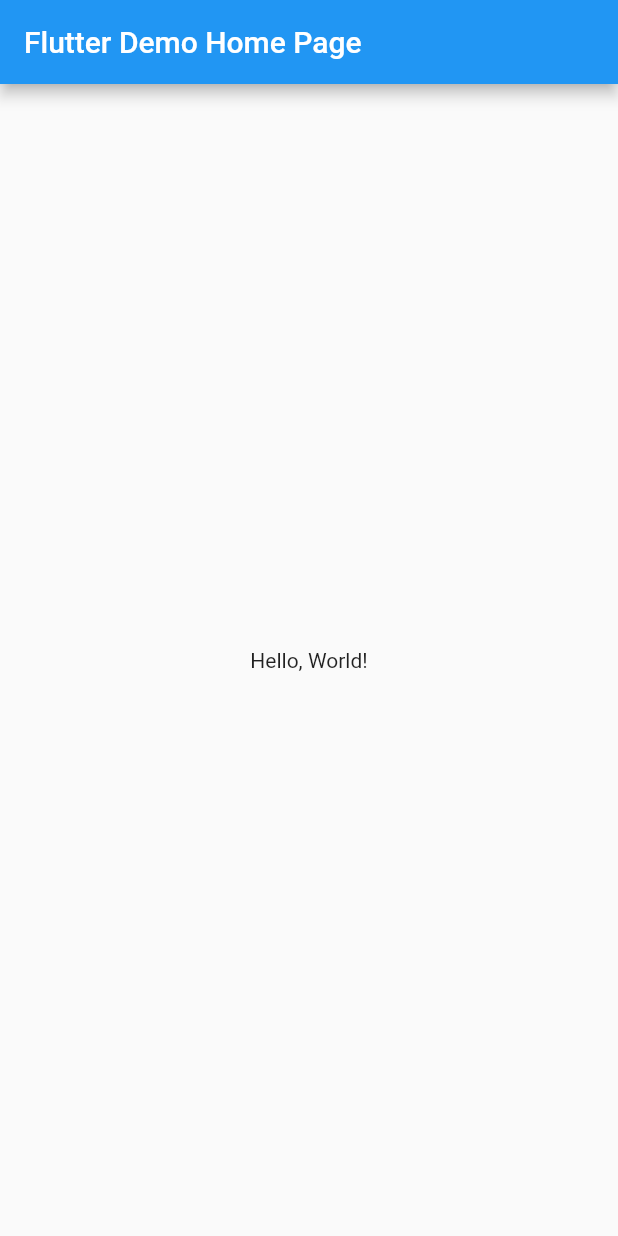
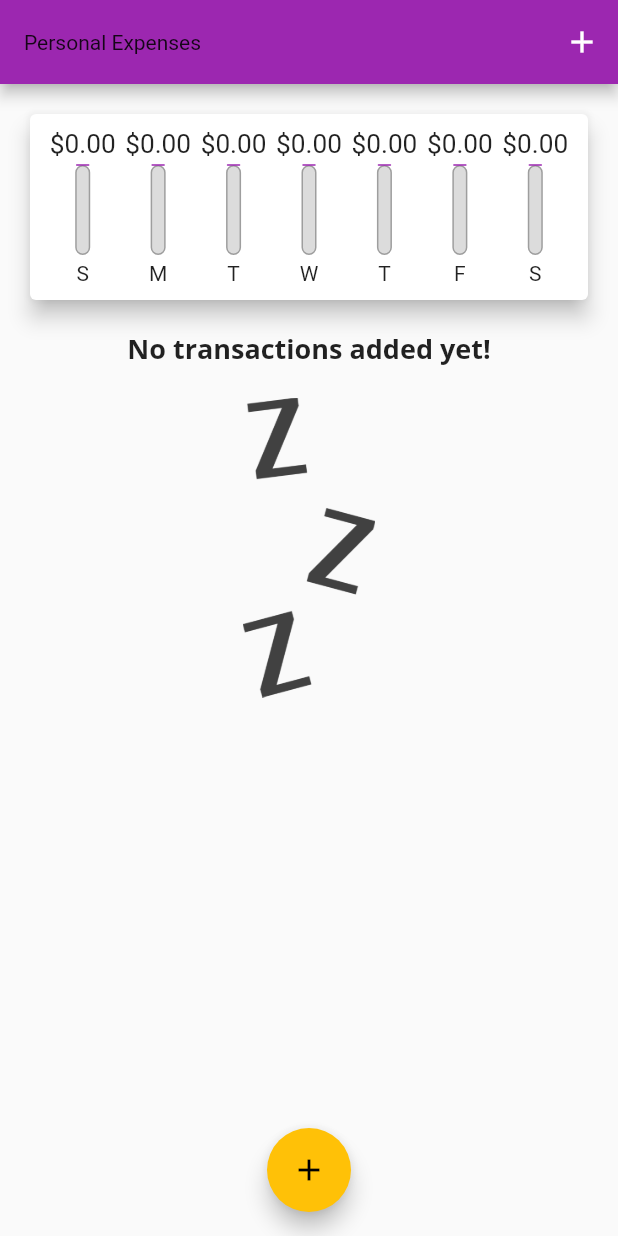
Before and after one commit to vandreborba/tut-PersonalExpenses, a Flutter app: the screen it shows after launch, on a phone screen of 412 x 824 dp. Run offline on Flutter 3.47's test engine with Material 2 defaults, Android fonts, the phone set to English and light mode, and no system bars.

Commit message:
Finished-Project

```diff
--- a/lib/main.dart
+++ b/lib/main.dart
@@ -1,41 +1,124 @@
+import 'package:flutter/cupertino.dart';
 import 'package:flutter/material.dart';
+
+import '../widgets/chart.dart';
+import './widgets/new_transaction.dart';
+import './widgets/transaction_list.dart';
+import './models/transaction.dart';
 
 void main() => runApp(MyApp());
 
 class MyApp extends StatelessWidget {
-  // This widget is the root of your application.
   @override
   Widget build(BuildContext context) {
     return MaterialApp(
-      // Application name
-      title: 'Flutter Hello World',
-      // Application theme data, you can set the colors for the application as
-      // you want
-      theme: ThemeData(
-        primarySwatch: Colors.blue,
-      ),
-      // A widget which will be started on application startup
-      home: MyHomePage(title: 'Flutter Demo Home Page'),
-    );
+        title: 'Personal Expenses',
+        home: MyHomePage(),
+        theme: ThemeData(
+          primarySwatch: Colors.purple,
+          accentColor: Colors.amber,
+          fontFamily: 'Quicksand',
+          textTheme: ThemeData.light().textTheme.copyWith(
+                titleMedium: TextStyle(
+                    fontFamily: "OpenSans",
+                    fontWeight: FontWeight.bold,
+                    fontSize: 18),
+              ),
+          appBarTheme: AppBarTheme(
+              textTheme: ThemeData.light().textTheme.copyWith(
+                  titleMedium: TextStyle(
+                      fontFamily: "OpenSans",
+                      fontSize: 20,
+                      fontWeight: FontWeight.bold))),
+        ));
   }
 }
 
-class MyHomePage extends StatelessWidget {
-  final String title;
-  const MyHomePage({Key? key, required this.title}) : super(key: key);
+class MyHomePage extends StatefulWidget {
+  @override
+  State<MyHomePage> createState() => _MyHomePageState();
+}
+
+class _MyHomePageState extends State<MyHomePage> {
+  final List<Transaction> _userTransactions = [
+    // Transaction(
+    //     id: 't1', title: 'New Shoes', amount: 79.99, date: DateTime.now()),
+    // Transaction(
+    //     id: 't2', title: 'Week Groceries', amount: 16.53, date: DateTime.now())
+  ];
+
+  List<Transaction> get _recentTransactions {
+    // Lista de transações recentes, só queremos mostrar no chart as últimas transações.
+    return _userTransactions.where((tx) {
+      return tx.date.isAfter(
+        DateTime.now().subtract(
+          Duration(days: 7),
+        ),
+      );
+    }).toList(); // O where retorna um "interável", mas queremos uma lista.
+  }
+
+  void _addNewTransaction(
+      String txTitle, double txAmount, DateTime dataChoosen) {
+    final newTx = Transaction(
+        id: DateTime.now().toString(),
+        title: txTitle,
+        amount: txAmount,
+        date: dataChoosen);
+    setState(() {
+      _userTransactions.add(newTx);
+    });
+  }
+
+  void _startAddNewTransaction(BuildContext ctx) {
+    showModalBottomSheet(
+        // Cria o widget "flutuante".
+        context: ctx,
+        builder: (bCtx) {
+          return GestureDetector(
+            child: NewTransaction(_addNewTransaction),
+            onTap: () {},
+            behavior: HitTestBehavior.opaque,
+          );
+          // poderia returnar apenas o NewTransaction. Mas para ele não fechar ao clicar no widget: precisa do Gesture Detector.
+        });
+  }
+
+  void _deleteTransaction(String id) {
+    setState(() {
+      _userTransactions.removeWhere((tx) {
+        return tx.id == id;
+      });
+    });
+  }
 
   @override
   Widget build(BuildContext context) {
     return Scaffold(
-      appBar: AppBar(
-        // The title text which will be shown on the action bar
-        title: Text(title),
-      ),
-      body: Center(
-        child: Text(
-          'Hello, World!',
+        appBar: AppBar(
+          title: Text(
+            'Personal Expenses',
+          ),
+          actions: <Widget>[
+            IconButton(
+                onPressed: () => _startAddNewTransaction(context),
+                icon: Icon(Icons.add))
+          ],
         ),
-      ),
-    );
+        body: Column(
+          children: <Widget>[
+            Container(
+              width: double.infinity,
+              child: Chart(_recentTransactions),
+            ),
+            Expanded(
+                // Para a lista ocupar todo o espaço disponível.
+                child: TransactionList(_userTransactions, _deleteTransaction))
+          ],
+        ),
+        floatingActionButtonLocation: FloatingActionButtonLocation.centerFloat,
+        floatingActionButton: FloatingActionButton(
+            child: Icon(Icons.add),
+            onPressed: () => _startAddNewTransaction(context)));
   }
 }
--- /dev/null
+++ b/lib/models/transaction.dart
@@ -0,0 +1,12 @@
+class Transaction {
+  final String id;
+  final String title;
+  final double amount;
+  final DateTime date;
+
+  Transaction(
+      {required this.id,
+      required this.title,
+      required this.amount,
+      required this.date});
+}
--- /dev/null
+++ b/lib/widgets/chart.dart
@@ -0,0 +1,70 @@
+import 'package:flutter/material.dart';
+import 'package:intl/intl.dart';
+import 'package:personal_expenses/widgets/chart_bar.dart';
+import '../models/transaction.dart';
+
+class Chart extends StatelessWidget {
+  final List<Transaction> recentTransactions;
+
+  Chart(this.recentTransactions);
+
+  List<Map<String, Object>> get groupedTransactionValues {
+    return List.generate(7, (index) {
+      final weekDay = DateTime.now().subtract(
+        Duration(days: index),
+      ); // Dia da semana que estamos querendo a soma. // Não faz muito sentido querer a soma por dia da semana, mas é como o tutorial sugeriu.
+      double totalSum = 0.0;
+      for (var i = 0; i < recentTransactions.length; i++) {
+        if (recentTransactions[i].date.day == weekDay.day &&
+            recentTransactions[i].date.month == weekDay.month &&
+            recentTransactions[i].date.year == weekDay.year) {
+          totalSum += recentTransactions[i].amount;
+        }
+      }
+
+      //print(DateFormat.E().format(weekDay));
+      //print(totalSum);
+
+      return {
+        'day': DateFormat.E().format(weekDay).substring(0, 1),
+        'amount': totalSum
+      };
+    })
+        .reversed
+        .toList(); // Apenas para colocar o o último dia mais do lado direito.
+  }
+
+  double get totalSpeding {
+    return groupedTransactionValues.fold(0.0, (sum, item) {
+      return sum + (item['amount'] as double);
+    });
+  }
+
+  @override
+  Widget build(BuildContext context) {
+    print(groupedTransactionValues);
+
+    return Card(
+      elevation: 6,
+      margin: EdgeInsets.all(20),
+      child: Container(
+        padding: EdgeInsets.all(10),
+        child: Row(
+          mainAxisAlignment:
+              MainAxisAlignment.spaceAround, // Isto é muito útil e prático.
+          children: groupedTransactionValues.map((data) {
+            return Flexible(
+              fit: FlexFit.tight,
+              child: ChartBar(
+                  data['day'] as String,
+                  data['amount'] as double,
+                  totalSpeding == 0.0
+                      ? 0.0
+                      : (data['amount'] as double) / totalSpeding),
+            );
+          }).toList(),
+        ),
+      ),
+    );
+  }
+}
--- /dev/null
+++ b/lib/widgets/chart_bar.dart
@@ -0,0 +1,54 @@
+import 'package:flutter/material.dart';
+
+class ChartBar extends StatelessWidget {
+  final String label;
+  final double spendingAmount;
+  final double spendingPctOfTotal;
+
+  ChartBar(this.label, this.spendingAmount, this.spendingPctOfTotal);
+
+  @override
+  Widget build(BuildContext context) {
+    return Column(
+      children: <Widget>[
+        Container(
+          height:
+              20, // Para quando o fitbox diminuir o texto, ele continuar ocupando o mesmo espaço, e náo desalinhar outros elementos.
+          child: FittedBox(
+              //Ele diminui as coisas se não couber no espaço disponível.
+              child: Text('\$${spendingAmount.toStringAsFixed(2)}')),
+        ),
+        SizedBox(
+          height: 4,
+        ),
+        Container(
+          height: 60,
+          width: 10,
+          child: Stack(
+            children: <Widget>[
+              Container(
+                decoration: BoxDecoration(
+                    border: Border.all(color: Colors.grey, width: 1.0),
+                    color: Color.fromRGBO(220, 220, 220, 1),
+                    borderRadius: BorderRadius.circular(10)),
+              ),
+              FractionallySizedBox(
+                heightFactor: spendingPctOfTotal,
+                child: Container(
+                  decoration: BoxDecoration(
+                      color: Theme.of(context).primaryColor,
+                      border: Border.all(color: Colors.grey, width: 1.0),
+                      borderRadius: BorderRadius.circular(10)),
+                ),
+              )
+            ],
+          ),
+        ),
+        SizedBox(
+          height: 4,
+        ),
+        Text(label)
+      ],
+    );
+  }
+}
--- /dev/null
+++ b/lib/widgets/transaction_list.dart
@@ -0,0 +1,67 @@
+import 'package:flutter/material.dart';
+import 'package:intl/intl.dart';
+
+import '../models/transaction.dart';
+
+class TransactionList extends StatelessWidget {
+  final List<Transaction> transactions;
+
+  final Function deleteTx;
+
+  TransactionList(this.transactions, this.deleteTx);
+
+  @override
+  Widget build(BuildContext context) {
+    return Container(
+      // o List view precisa de um Container e um tamanho.
+      //height: 300, // No meu, só colocando o Expanded (no main), sem setar esta altura, funcionou.
+      // O professor fez um cálculo maluco para chegar ao height.
+      child: transactions.isEmpty
+          ? Column(
+              children: <Widget>[
+                Text(
+                  "No transactions added yet!",
+                  style: Theme.of(context).textTheme.titleMedium,
+                ),
+                SizedBox(height: 20),
+                Container(
+                    height: 200,
+                    child: Image.asset(
+                      'assets/images/waiting.png',
+                      fit: BoxFit.cover,
+                    ))
+              ],
+            )
+          : ListView.builder(
+              itemBuilder: (ctx, index) {
+                return Card(
+                  elevation: 6,
+                  margin: EdgeInsets.symmetric(vertical: 8, horizontal: 5),
+                  child: ListTile(
+                    leading: CircleAvatar(
+                      radius: 30,
+                      child: Padding(
+                        padding: EdgeInsets.all(10),
+                        child: FittedBox(
+                            // FittedBox Os itens irão reduzir para caber.
+                            child: Text('\$${transactions[index].amount}')),
+                      ),
+                    ),
+                    title: Text(
+                      transactions[index].title,
+                      style: Theme.of(context).textTheme.titleMedium,
+                    ),
+                    subtitle: Text(
+                        DateFormat.yMMMd().format(transactions[index].date)),
+                    trailing: IconButton(
+                        icon: Icon(Icons.delete,
+                            color: Theme.of(context).errorColor),
+                        onPressed: () => deleteTx(transactions[index].id)),
+                  ),
+                );
+              },
+              itemCount: transactions.length,
+            ),
+    );
+  }
+}
```
Also changed, not shown: lib/widgets/new_transaction.dart (added, +109 -0 lines), pubspec.yaml (+16 -8 lines), assets/fonts/OpenSans-Bold.ttf (added), assets/fonts/OpenSans-Regular.ttf (added), assets/fonts/Quicksand-Bold.ttf (added), assets/fonts/Quicksand-Light.ttf (added), assets/fonts/Quicksand-Medium.ttf (added), assets/fonts/Quicksand-Regular.ttf (added), assets/images/waiting.png (added).
